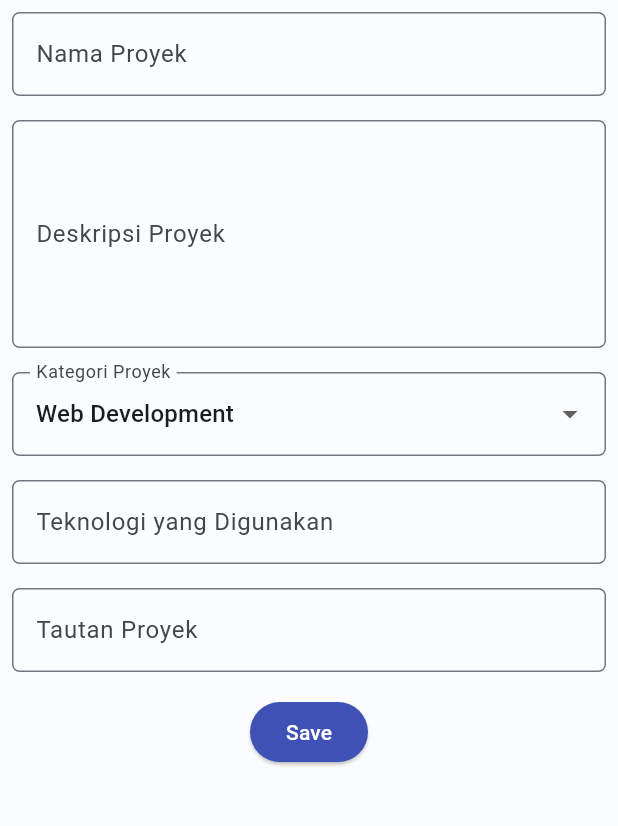
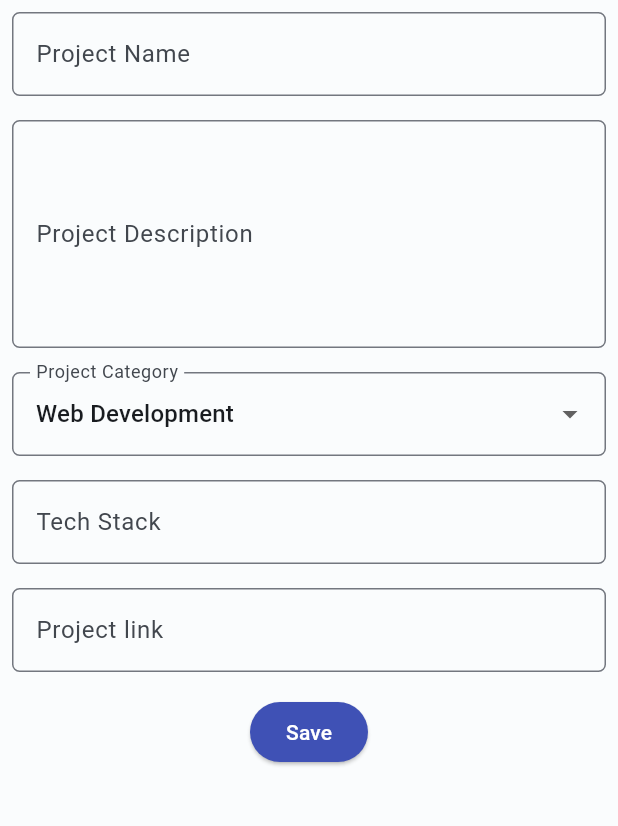
Before and after one commit to veliciawilly75/myportofolio_mobile, a Flutter app: the screen it shows after launch, in the side drawer, after a tap on "Add Project", on a phone screen of 412 x 824 dp, the part 84-910 px from its top. Run offline on Flutter 3.47's test engine with Material 3 defaults, Android fonts, the phone set to English and light mode, and no system bars.

Commit message:
chore: Mengubah bahasa aplikasi jadi bahasa Inggris.

```diff
--- a/lib/screens/experience_form.dart
+++ b/lib/screens/experience_form.dart
@@ -215,7 +215,7 @@ class _ExperienceFormPageState extends State<ExperienceFormPage> {
                           context: context,
                           builder: (context) {
                             return AlertDialog(
-                              title: const Text('Proyek berhasil ditambahkan!'),
+                              title: const Text('Experience successfully added!'),
                               content: SingleChildScrollView(
                                 child: Column(
                                   crossAxisAlignment: CrossAxisAlignment.start,
--- a/lib/screens/menu.dart
+++ b/lib/screens/menu.dart
@@ -10,8 +10,8 @@ class MyHomePage extends StatelessWidget {
   final String kelas = "PBP D";
 
   final List<ItemHomepage> items = [
-    ItemHomepage("Lihat Proyek", Icons.folder, Color(0xFF4A84BA)),
-    ItemHomepage("Tambah Proyek", Icons.add_circle, Color(0xFF2F855A)),
+    ItemHomepage("View Project", Icons.folder, Color(0xFF4A84BA)),
+    ItemHomepage("Add Project", Icons.add_circle, Color(0xFF2F855A)),
     ItemHomepage("Add Experience", Icons.add_circle, Color(0xFF2F855A)),
     ItemHomepage("Logout", Icons.logout, Color(0xFFD97777)),
   ];
@@ -58,7 +58,7 @@ class MyHomePage extends StatelessWidget {
                   const Padding(
                     padding: EdgeInsets.only(top: 16.0),
                     child: Text(
-                      'Selamat datang di MyPortfolio Mobile!',
+                      'Welcome to MyPortfolio Mobile!',
                       style: TextStyle(
                         fontWeight: FontWeight.bold,
                         fontSize: 18.0,
--- a/lib/screens/project_form.dart
+++ b/lib/screens/project_form.dart
@@ -49,8 +49,8 @@ class _ProjectFormPageState extends State<ProjectFormPage> {
                 padding: const EdgeInsets.all(8.0),
                 child: TextFormField(
                   decoration: InputDecoration(
-                    hintText: "Nama Proyek",
-                    labelText: "Nama Proyek",
+                    hintText: "Project Name",
+                    labelText: "Project Name",
                     border: OutlineInputBorder(
                       borderRadius: BorderRadius.circular(5.0),
                     ),
@@ -62,7 +62,7 @@ class _ProjectFormPageState extends State<ProjectFormPage> {
                   },
                   validator: (String? value) {
                     if (value == null || value.trim().isEmpty) {
-                      return "Nama proyek tidak boleh kosong!";
+                      return "Project name cannot be empty!";
                     }
                     return null;
                   },
@@ -75,8 +75,8 @@ class _ProjectFormPageState extends State<ProjectFormPage> {
                 child: TextFormField(
                   maxLines: 5,
                   decoration: InputDecoration(
-                    hintText: "Deskripsi Proyek",
-                    labelText: "Deskripsi Proyek",
+                    hintText: "Project Description",
+                    labelText: "Project Description",
                     border: OutlineInputBorder(
                       borderRadius: BorderRadius.circular(5.0),
                     ),
@@ -88,7 +88,7 @@ class _ProjectFormPageState extends State<ProjectFormPage> {
                   },
                   validator: (String? value) {
                     if (value == null || value.trim().isEmpty) {
-                      return "Deskripsi proyek tidak boleh kosong!";
+                      return "Project description cannot be empty!";
                     }
                     return null;
                   },
@@ -100,7 +100,7 @@ class _ProjectFormPageState extends State<ProjectFormPage> {
                 padding: const EdgeInsets.all(8.0),
                 child: DropdownButtonFormField<String>(
                   decoration: InputDecoration(
-                    labelText: "Kategori Proyek",
+                    labelText: "Project Category",
                     border: OutlineInputBorder(
                       borderRadius: BorderRadius.circular(5.0),
                     ),
@@ -125,8 +125,8 @@ class _ProjectFormPageState extends State<ProjectFormPage> {
                 padding: const EdgeInsets.all(8.0),
                 child: TextFormField(
                   decoration: InputDecoration(
-                    hintText: "Contoh: Flutter, Django, Figma",
-                    labelText: "Teknologi yang Digunakan",
+                    hintText: "Example: Flutter, Django, Figma",
+                    labelText: "Tech Stack",
                     border: OutlineInputBorder(
                       borderRadius: BorderRadius.circular(5.0),
                     ),
@@ -144,8 +144,8 @@ class _ProjectFormPageState extends State<ProjectFormPage> {
                 padding: const EdgeInsets.all(8.0),
                 child: TextFormField(
                   decoration: InputDecoration(
-                    hintText: "URL Proyek (opsional)",
-                    labelText: "Tautan Proyek",
+                    hintText: "Project URL (optional)",
+                    labelText: "Project link",
                     border: OutlineInputBorder(
                       borderRadius: BorderRadius.circular(5.0),
                     ),
@@ -174,16 +174,16 @@ class _ProjectFormPageState extends State<ProjectFormPage> {
                           context: context,
                           builder: (context) {
                             return AlertDialog(
-                              title: const Text('Proyek berhasil ditambahkan!'),
+                              title: const Text('Project successfully added!'),
                               content: SingleChildScrollView(
                                 child: Column(
                                   crossAxisAlignment: CrossAxisAlignment.start,
                                   children: [
-                                    Text('Nama Proyek: $_projectName'),
-                                    Text('Deskripsi: $_description'),
-                                    Text('Kategori: $_category'),
-                                    Text('Teknologi: $_technologies'),
-                                    Text('Tautan: $_projectLink'),
+                                    Text('Project name: $_projectName'),
+                                    Text('Description: $_description'),
+                                    Text('Category: $_category'),
+                                    Text('Tech stack: $_technologies'),
+                                    Text('Link: $_projectLink'),
                                   ],
                                 ),
                               ),
--- a/lib/widgets/project_card.dart
+++ b/lib/widgets/project_card.dart
@@ -21,11 +21,11 @@ class ItemCard extends StatelessWidget {
           ScaffoldMessenger.of(context)
             ..hideCurrentSnackBar()
             ..showSnackBar(
-              SnackBar(content: Text("Kamu telah menekan tombol ${item.name}!"))
+              SnackBar(content: Text("You have pressed the ${item.name} button!"))
           );
 
           // Navigate ke halaman yang sesuai
-          if (item.name == "Tambah Proyek") {
+          if (item.name == "Add Project") {
             Navigator.push(
               context,
               MaterialPageRoute(
```
